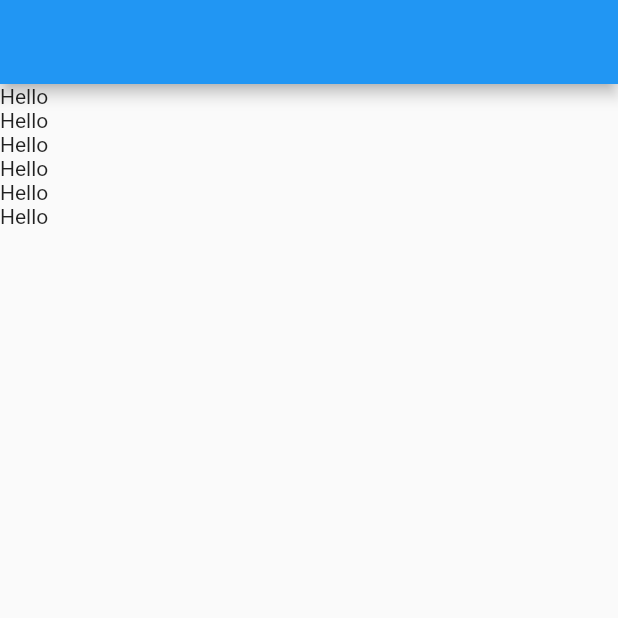
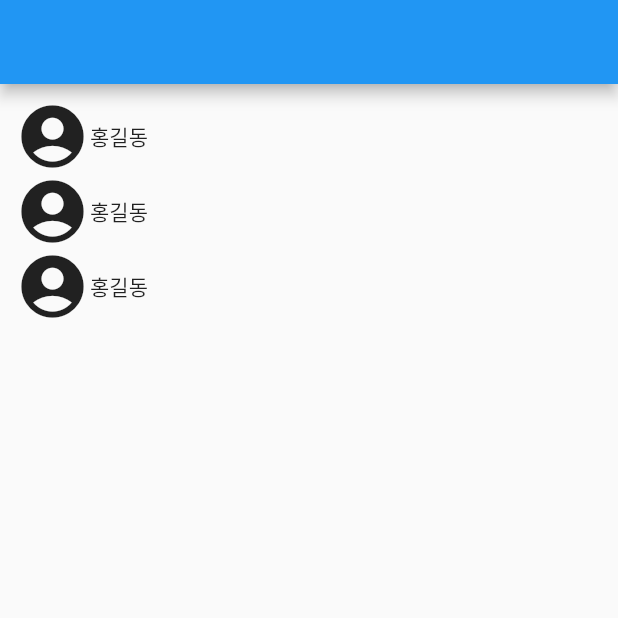
Before and after one commit to bigzero389/contact-flutter, a Flutter app: the screen it shows after launch, on a phone screen of 412 x 824 dp, the top half of it. Run offline on Flutter 3.47's test engine with Material 2 defaults, Android fonts, the light colour scheme and no system bars.

Commit message:
finish chapter 06 homework

```diff
--- a/lib/main.dart
+++ b/lib/main.dart
@@ -11,17 +11,12 @@ class MyApp extends StatelessWidget {
     return MaterialApp(
       home: Scaffold(
         appBar: AppBar(),
-        // 스크롤바를 자동으로 만들어:ㅈ
-        // 메모리 절약가능, 성능향상
-        // 현재 스크롤 위치를 알수 있음
         body: ListView(
+          padding: EdgeInsets.all(10),
           children: [
-            Text('Hello'),
-            Text('Hello'),
-            Text('Hello'),
-            Text('Hello'),
-            Text('Hello'),
-            Text('Hello'),
+            Row( children: [ Icon(Icons.account_circle, size: 50,), Text('홍길동'), ], ),
+            Row( children: [ Icon(Icons.account_circle, size: 50,), Text('홍길동'), ], ),
+            Row( children: [ Icon(Icons.account_circle, size: 50,), Text('홍길동'), ], ),
           ],
         )
       )
```
